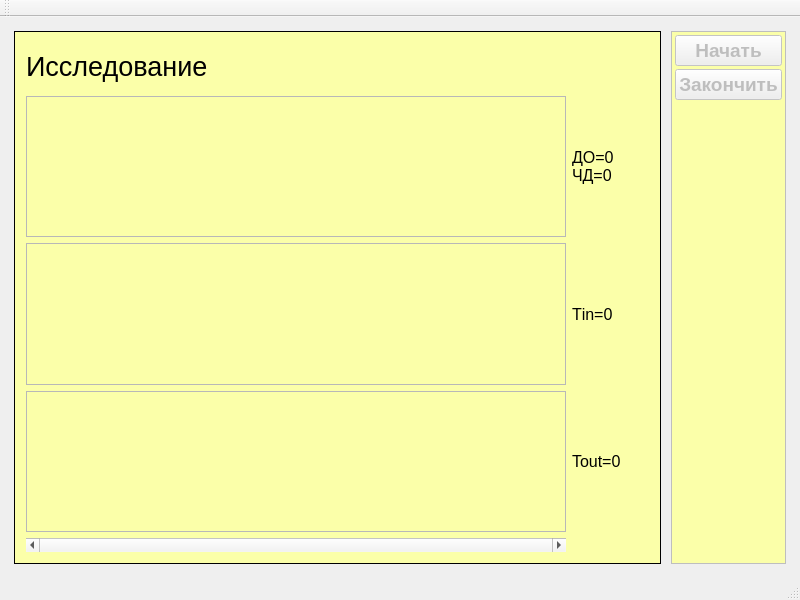
This is tsview.ui in AmurSU/TSProject as Qt 5 draws it before an edit. The edited form follows.
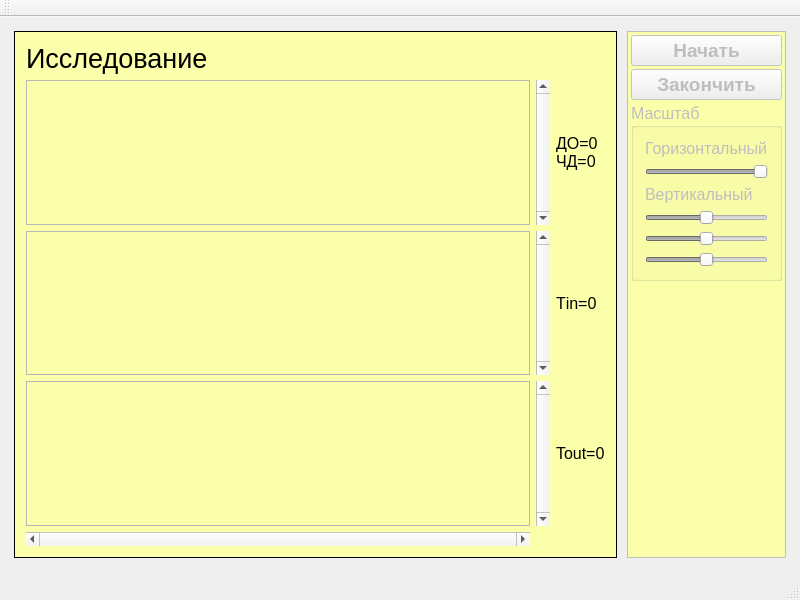
This is the edited form. The open tabs and pages were chosen to show the change. Icons and pictures are not drawn.

Commit message: add scales and temperature avoids

Patch:
```diff
--- a/tsview.ui
+++ b/tsview.ui
@@ -16,6 +16,11 @@
     <height>600</height>
    </size>
   </property>
+  <property name="font">
+   <font>
+    <pointsize>14</pointsize>
+   </font>
+  </property>
   <property name="windowTitle">
    <string>Термоспрометр</string>
   </property>
@@ -794,7 +799,7 @@
 	background-color: rgb(251, 255, 169);
 }</string>
          </property>
-         <layout class="QGridLayout" name="gridLayout_3" rowstretch="1,3,3,3,0" columnstretch="7,1">
+         <layout class="QGridLayout" name="gridLayout_3" rowstretch="0,1,1,1,0" columnstretch="7,0,0">
           <item row="0" column="0">
            <widget class="QLabel" name="researchLabel">
             <property name="maximumSize">
@@ -829,7 +834,7 @@
             </property>
            </widget>
           </item>
-          <item row="1" column="1">
+          <item row="1" column="2">
            <widget class="QLabel" name="volumeInfoLabel">
             <property name="font">
              <font>
@@ -852,7 +857,7 @@
             </property>
            </widget>
           </item>
-          <item row="2" column="1">
+          <item row="2" column="2">
            <widget class="QLabel" name="tinInfoLabel">
             <property name="font">
              <font>
@@ -874,7 +879,7 @@
             </property>
            </widget>
           </item>
-          <item row="3" column="1">
+          <item row="3" column="2">
            <widget class="QLabel" name="toutInfolabel">
             <property name="font">
              <font>
@@ -896,6 +901,36 @@
             </property>
            </widget>
           </item>
+          <item row="1" column="1">
+           <widget class="QScrollBar" name="volumeScroll">
+            <property name="maximum">
+             <number>0</number>
+            </property>
+            <property name="orientation">
+             <enum>Qt::Vertical</enum>
+            </property>
+           </widget>
+          </item>
+          <item row="2" column="1">
+           <widget class="QScrollBar" name="tempInScroll">
+            <property name="maximum">
+             <number>0</number>
+            </property>
+            <property name="orientation">
+             <enum>Qt::Vertical</enum>
+            </property>
+           </widget>
+          </item>
+          <item row="3" column="1">
+           <widget class="QScrollBar" name="tempOutScroll">
+            <property name="maximum">
+             <number>0</number>
+            </property>
+            <property name="orientation">
+             <enum>Qt::Vertical</enum>
+            </property>
+           </widget>
+          </item>
          </layout>
         </widget>
        </widget>
@@ -952,6 +987,126 @@
            </property>
           </widget>
          </item>
+         <item>
+          <widget class="QGroupBox" name="scaleBox">
+           <property name="font">
+            <font>
+             <pointsize>12</pointsize>
+            </font>
+           </property>
+           <property name="title">
+            <string>Масштаб</string>
+           </property>
+           <layout class="QVBoxLayout" name="verticalLayout_4">
+            <item>
+             <widget class="QLabel" name="horLabel">
+              <property name="font">
+               <font>
+                <pointsize>12</pointsize>
+               </font>
+              </property>
+              <property name="text">
+               <string>Горизонтальный</string>
+              </property>
+             </widget>
+            </item>
+            <item>
+             <widget class="QSlider" name="horScaleSlider">
+              <property name="minimum">
+               <number>-5</number>
+              </property>
+              <property name="maximum">
+               <number>0</number>
+              </property>
+              <property name="singleStep">
+               <number>2</number>
+              </property>
+              <property name="pageStep">
+               <number>2</number>
+              </property>
+              <property name="value">
+               <number>0</number>
+              </property>
+              <property name="orientation">
+               <enum>Qt::Horizontal</enum>
+              </property>
+             </widget>
+            </item>
+            <item>
+             <widget class="QLabel" name="vertLabel">
+              <property name="font">
+               <font>
+                <pointsize>12</pointsize>
+               </font>
+              </property>
+              <property name="text">
+               <string>Вертикальный</string>
+              </property>
+             </widget>
+            </item>
+            <item>
+             <widget class="QSlider" name="volumeScaleSlider">
+              <property name="minimum">
+               <number>-5</number>
+              </property>
+              <property name="maximum">
+               <number>5</number>
+              </property>
+              <property name="singleStep">
+               <number>1</number>
+              </property>
+              <property name="pageStep">
+               <number>1</number>
+              </property>
+              <property name="orientation">
+               <enum>Qt::Horizontal</enum>
+              </property>
+             </widget>
+            </item>
+            <item>
+             <widget class="QSlider" name="tempInScaleSlider">
+              <property name="minimum">
+               <number>-5</number>
+              </property>
+              <property name="maximum">
+               <number>5</number>
+              </property>
+              <property name="singleStep">
+               <number>1</number>
+              </property>
+              <property name="pageStep">
+               <number>1</number>
+              </property>
+              <property name="value">
+               <number>0</number>
+              </property>
+              <property name="orientation">
+               <enum>Qt::Horizontal</enum>
+              </property>
+             </widget>
+            </item>
+            <item>
+             <widget class="QSlider" name="tempOutScaleSlider">
+              <property name="minimum">
+               <number>-5</number>
+              </property>
+              <property name="maximum">
+               <number>5</number>
+              </property>
+              <property name="singleStep">
+               <number>1</number>
+              </property>
+              <property name="pageStep">
+               <number>1</number>
+              </property>
+              <property name="orientation">
+               <enum>Qt::Horizontal</enum>
+              </property>
+             </widget>
+            </item>
+           </layout>
+          </widget>
+         </item>
          <item>
           <spacer name="verticalSpacer">
            <property name="orientation">
```
Left out of the diff: 79 changed lines with no effect on the pictures. The commit also changes 7 other files.
